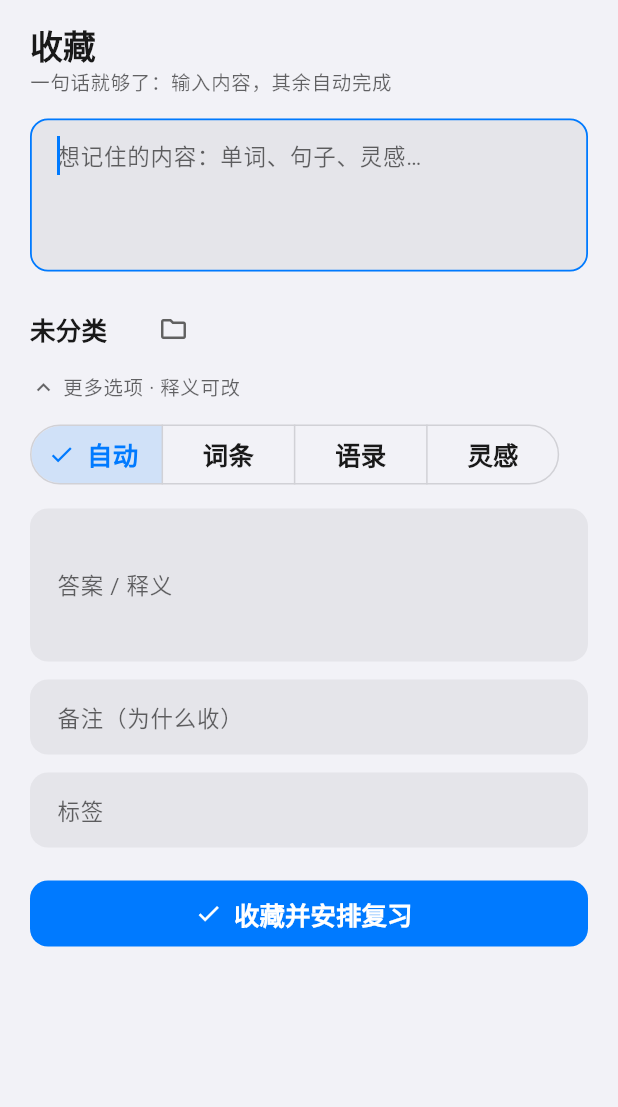
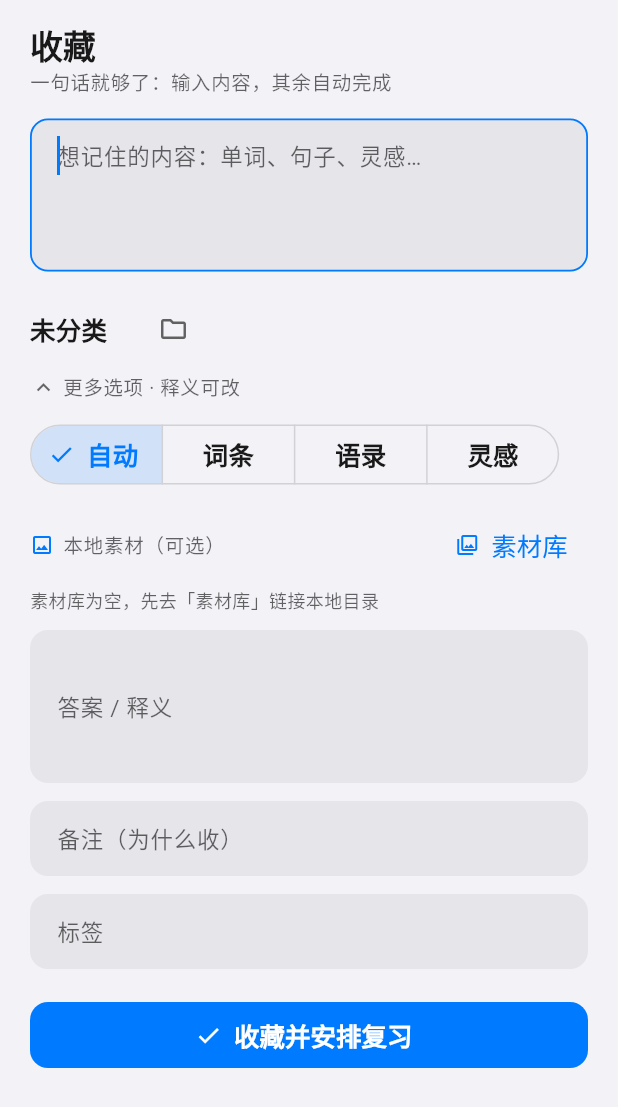
Before and after one commit to luskyle/glean, a Flutter app: the AddItemSheet widget shown alone on an empty page, opened directly, after a tap on "更多选项 · 释义可改", on a phone screen of 412 x 824 dp. Shown: the top 1107 px of the screen. Run offline on Flutter 3.47's test engine with Material 3 defaults, Android fonts, the phone set to English and light mode, and no system bars; our stand-ins replace drift, drift_flutter, file_picker, fl_chart, flutter_riverpod, flutter_tts and 2 more; missing offline and left inert: webdav_client; accounts and stored records are empty; generated files the repository leaves out were written again.

Commit message:
feat(media): 本地素材库（记忆教练：链接不导入，仅本地使用）
- schema v4：MediaAssets 表（id/source/type/path/name/size）+ Items.mediaAssetId
- 素材库：桌面端选目录递归扫描图片/视频建索引，幂等去重；
  链接不复制原文件，删除仅删索引
- 同步：快照剔除 mediaAssetId（素材不参与云同步），旧快照兼容
- UI：侧栏「素材库」入口 + 素材网格（图片缩略/视频首帧预览）；
  收藏弹层「更多选项」可挑素材；详情与记忆库网格卡片渲染素材
- 依赖：file_picker / video_player；测试 66 全绿（新增 3 素材用例）

```diff
--- a/lib/data/repositories/item_repository.dart
+++ b/lib/data/repositories/item_repository.dart
@@ -197,6 +197,7 @@ class ItemRepository {
     String source = 'manual',
     int? collectionId,
     int? wordId,
+    int? mediaAssetId,
     DateTime? now,
   }) async {
     final ts = now ?? DateTime.now();
@@ -237,6 +238,7 @@ class ItemRepository {
             note: Value(note),
             lang: Value(lang),
             status: const Value('learning'),
+            mediaAssetId: Value(mediaAssetId),
             createdAt: ts,
           ),
         );
--- a/lib/data/sync/sync_snapshot.dart
+++ b/lib/data/sync/sync_snapshot.dart
@@ -27,7 +27,7 @@ class SyncSnapshot {
       'exported_at': DateTime.now().toIso8601String(),
       'rows': <String, Object?>{
         'collections': collections.map((c) => c.toJson()).toList(),
-        'items': items.map((i) => i.toJson()).toList(),
+        'items': items.map((i) => i.toJson()..remove('mediaAssetId')).toList(),
         'cards': cards.map((c) => c.toJson()).toList(),
         'review_logs': logs.map((l) => l.toJson()).toList(),
         'item_collections': links.map((l) => l.toJson()).toList(),
--- a/lib/features/inbox/add_item_sheet.dart
+++ b/lib/features/inbox/add_item_sheet.dart
@@ -6,6 +6,7 @@ import '../../data/repositories/item_repository.dart';
 import '../../data/settings/settings_store.dart';
 import '../../domain/tagging/language.dart';
 import '../../providers.dart';
+import '../library/media_library_screen.dart';
 import '../settings/paywall_sheet.dart';
 
 /// 手录收藏：**一个输入框收藏，其余全自动**（零摩擦）。
@@ -31,6 +32,7 @@ class _AddItemSheetState extends ConsumerState<AddItemSheet> {
   String _kind = 'auto';
   final Set<String> _tags = {};
   int? _collectionId;
+  int? _mediaAssetId; // 本地素材库引用（不参与云同步）
 
   @override
   void dispose() {
@@ -94,6 +96,7 @@ class _AddItemSheetState extends ConsumerState<AddItemSheet> {
           tags: _tags.toList(),
           note: _noteCtrl.text.trim().isEmpty ? null : _noteCtrl.text.trim(),
           collectionId: _collectionId,
+          mediaAssetId: _mediaAssetId,
         );
     ref.read(analyticsProvider).track(
       AnalyticsEvents.itemCollected,
@@ -211,6 +214,12 @@ class _AddItemSheetState extends ConsumerState<AddItemSheet> {
                 onSelectionChanged: (s) => setState(() => _kind = s.first),
               ),
               const SizedBox(height: 12),
+              // ---- 本地素材（记忆教练：链接素材库，不导入）----
+              _MediaPickerRow(
+                assetId: _mediaAssetId,
+                onChanged: (id) => setState(() => _mediaAssetId = id),
+              ),
+              const SizedBox(height: 12),
               TextField(
                 controller: _answerCtrl,
                 maxLines: 3,
@@ -268,3 +277,77 @@ class _AddItemSheetState extends ConsumerState<AddItemSheet> {
     );
   }
 }
+
+/// 素材选择行：从本地素材库挑选素材挂到收藏上（不导入、不同步）。
+class _MediaPickerRow extends ConsumerWidget {
+  const _MediaPickerRow({required this.assetId, required this.onChanged});
+
+  final int? assetId;
+  final ValueChanged<int?> onChanged;
+
+  @override
+  Widget build(BuildContext context, WidgetRef ref) {
+    final assets = ref.watch(mediaAssetsProvider).value ?? const [];
+    final scheme = Theme.of(context).colorScheme;
+    final selected = assetId == null
+        ? null
+        : assets.where((a) => a.id == assetId).firstOrNull;
+
+    return Column(
+      crossAxisAlignment: CrossAxisAlignment.start,
+      children: [
+        Row(
+          children: [
+            Icon(Icons.image_outlined, size: 16, color: scheme.primary),
+            const SizedBox(width: 6),
+            Text('本地素材（可选）', style: Theme.of(context).textTheme.labelMedium),
+            const Spacer(),
+            // 跳去素材库
+            TextButton.icon(
+              onPressed: () => Navigator.of(context).push(
+                MaterialPageRoute(builder: (_) => const MediaLibraryScreen()),
+              ),
+              icon: const Icon(Icons.photo_library_outlined, size: 16),
+              label: const Text('素材库'),
+            ),
+          ],
+        ),
+        if (assets.isEmpty)
+          Padding(
+            padding: const EdgeInsets.only(top: 4),
+            child: Text(
+              '素材库为空，先去「素材库」链接本地目录',
+              style: TextStyle(fontSize: 12, color: scheme.onSurfaceVariant),
+            ),
+          )
+        else
+          DropdownButton<int?>(
+            value: assetId,
+            isExpanded: true,
+            underline: const SizedBox.shrink(),
+            hint: const Text('挑选素材…'),
+            items: [
+              const DropdownMenuItem<int?>(
+                value: null,
+                child: Text('不挂素材'),
+              ),
+              for (final a in assets)
+                DropdownMenuItem<int?>(
+                  value: a.id,
+                  child: Text(
+                    a.name,
+                    maxLines: 1,
+                    overflow: TextOverflow.ellipsis,
+                  ),
+                ),
+            ],
+            onChanged: (v) => onChanged(v),
+          ),
+        if (selected != null && assetId != null) ...[
+          const SizedBox(height: 8),
+          SourceMediaView(assetId: assetId!, height: 120),
+        ],
+      ],
+    );
+  }
+}
--- a/lib/features/inbox/item_actions.dart
+++ b/lib/features/inbox/item_actions.dart
@@ -8,6 +8,7 @@ import '../../data/database/database.dart';
 import '../../data/repositories/item_repository.dart';
 import '../../providers.dart';
 import '../../shared/status_chip.dart';
+import '../library/media_library_screen.dart';
 
 /// 条目详情与操作（收件箱 / 记忆库共用）：
 /// - 已成卡：查看/编辑卡面、删除
@@ -129,6 +130,11 @@ class _CardDetailSheetState extends ConsumerState<_CardDetailSheet> {
                 widget.item.item.sourceTitle != null) ...[
               const SizedBox(height: 12),
               _SourceRow(item: widget.item.item),
+            ],
+            // 本地素材（记忆教练：链接素材库，回忆锚点）
+            if (widget.item.item.mediaAssetId != null) ...[
+              const SizedBox(height: 12),
+              SourceMediaView(assetId: widget.item.item.mediaAssetId!),
             ],
             const SizedBox(height: 16),
             TextField(
--- a/lib/providers.dart
+++ b/lib/providers.dart
@@ -8,6 +8,7 @@ import 'data/analytics/analytics_service.dart';
 import 'data/database/database.dart';
 import 'data/dictionary/dictionary_service.dart';
 import 'data/repositories/item_repository.dart';
+import 'data/repositories/media_repository.dart';
 import 'data/repositories/review_repository.dart';
 import 'data/settings/settings_store.dart';
 import 'data/speech/speech_service.dart';
@@ -67,6 +68,16 @@ final sharedPrefsProvider = Provider<SharedPreferences>((ref) {
 
 final itemRepositoryProvider = Provider<ItemRepository>((ref) {
   return ItemRepository(ref.watch(databaseProvider));
+});
+
+/// 本地素材库（链接不导入；仅本地使用）。
+final mediaRepositoryProvider = Provider<MediaRepository>((ref) {
+  return MediaRepository(ref.watch(databaseProvider));
+});
+
+/// 素材列表（新在前）。
+final mediaAssetsProvider = FutureProvider<List<MediaAssetRow>>((ref) {
+  return ref.watch(mediaRepositoryProvider).all();
 });
 
 final reviewRepositoryProvider = Provider<ReviewRepository>((ref) {
--- a/pubspec.yaml
+++ b/pubspec.yaml
@@ -31,6 +31,9 @@ dependencies:
   flutter_tts: ^4.2.0
   # 打开网页原文（收藏出处回看）
   url_launcher: ^6.3.0
+  # 本地素材库：目录/文件选择 + 视频播放（桌面端链接本地素材，不导入）
+  file_picker: ^8.1.2
+  video_player: ^2.9.1
 
 dev_dependencies:
   flutter_test:
```
Also changed, not shown: lib/data/database/database.dart (+6 -1 lines), lib/data/database/tables.dart (+25 -0 lines), lib/data/repositories/media_repository.dart (added, +101 -0 lines), lib/features/home/desktop_sidebar.dart (+12 -0 lines), lib/features/library/library_screen.dart (+19 -9 lines), lib/features/library/media_library_screen.dart (added, +318 -0 lines), pubspec.lock, 1 other file.
